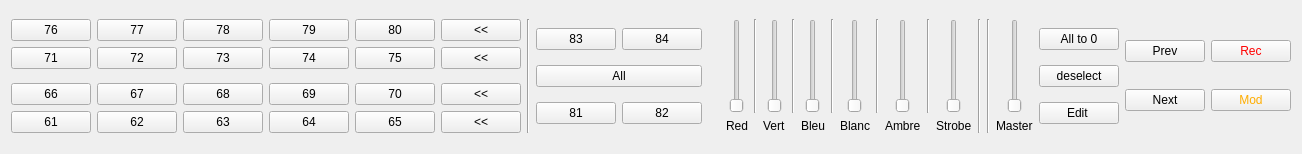
Before: the Qt Designer form mainwindow.ui in Pancho63/LedControl2, drawn with Qt 5.
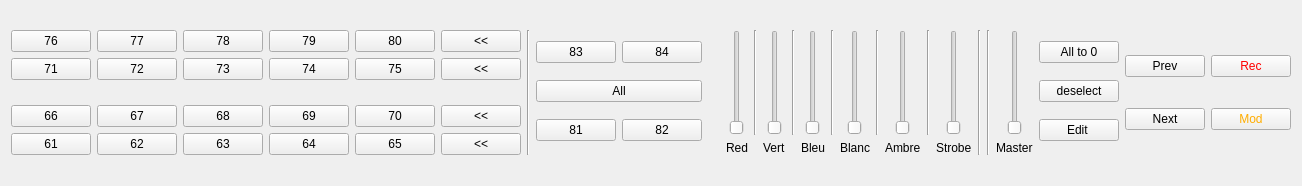
After: the same form once the commit is applied.

Patch:
```diff
--- a/mainwindow.ui
+++ b/mainwindow.ui
@@ -6,8 +6,8 @@
    <rect>
     <x>0</x>
     <y>0</y>
-    <width>1243</width>
-    <height>154</height>
+    <width>1228</width>
+    <height>186</height>
    </rect>
   </property>
   <property name="windowTitle">
```
Left out of the diff: 29 changed lines with no effect on the pictures.
